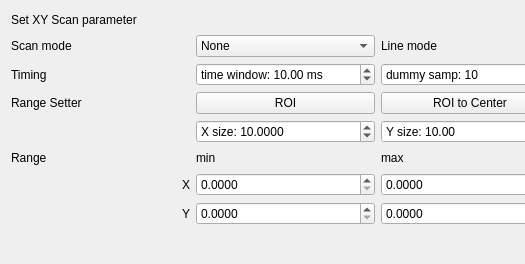
This is mahos/gui/ui/scanDialog.ui in ToyotaCRDL/mahos as Qt 5 draws it before an edit; both pictures show x 0 to 525 and y 0 to 264 of the 1125 by 264 pixel window. The edited form follows.
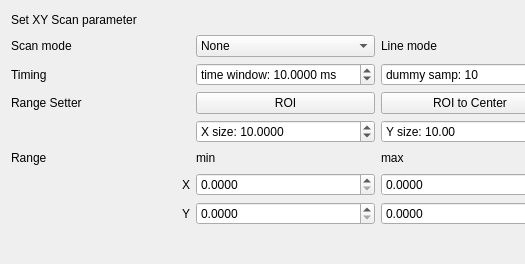
This is the edited form.

Commit message: gui: increase decimals of time_window (ms)

Patch:
```diff
--- a/mahos/gui/ui/scanDialog.ui
+++ b/mahos/gui/ui/scanDialog.ui
@@ -133,6 +133,9 @@
        <property name="suffix">
         <string> ms</string>
        </property>
+       <property name="decimals">
+        <number>4</number>
+       </property>
        <property name="minimum">
         <double>0.100000000000000</double>
        </property>
```
The commit also changes 5 other files.
